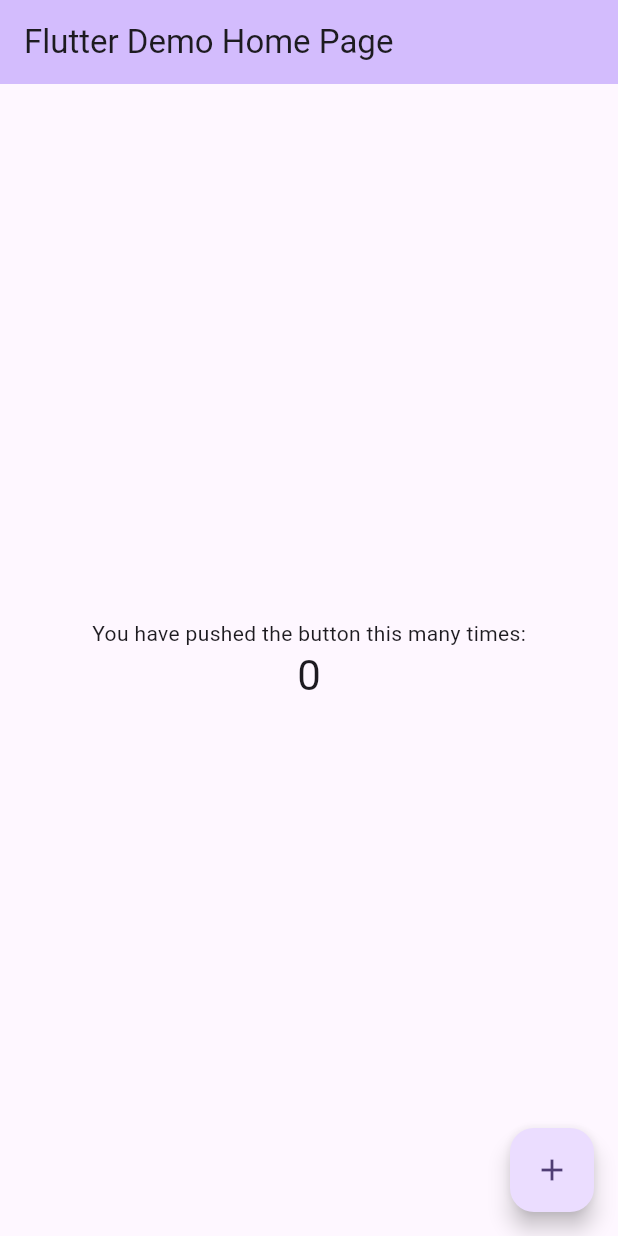
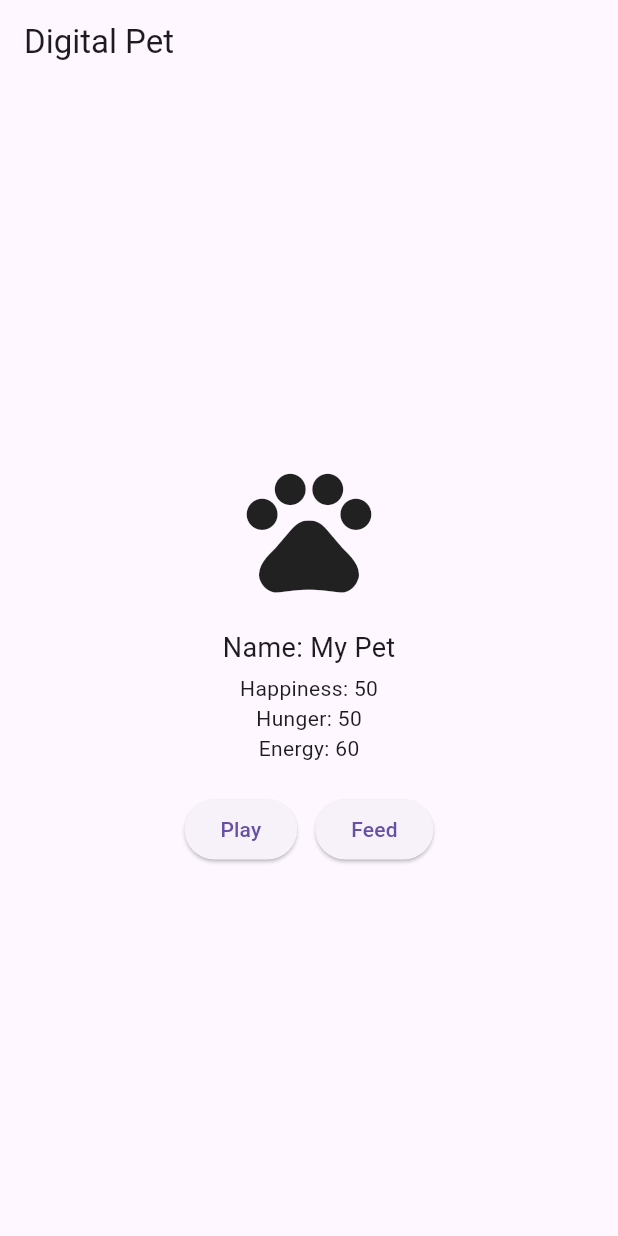
Before and after one commit to mohitkokane3900/final_digital_pet_app, a Flutter app: the screen it shows after launch, on a phone screen of 412 x 824 dp. Run offline on Flutter 3.47's test engine with Material 3 defaults, Android fonts, the phone set to English and light mode, and no system bars.

Commit message:
Add base Flutter app with stateful widget structure

```diff
--- a/lib/main.dart
+++ b/lib/main.dart
@@ -1,122 +1,63 @@
 import 'package:flutter/material.dart';
 
 void main() {
-  runApp(const MyApp());
+  runApp(const MaterialApp(home: DigitalPetApp()));
 }
 
-class MyApp extends StatelessWidget {
-  const MyApp({super.key});
-
-  // This widget is the root of your application.
+class DigitalPetApp extends StatefulWidget {
+  const DigitalPetApp({super.key});
   @override
-  Widget build(BuildContext context) {
-    return MaterialApp(
-      title: 'Flutter Demo',
-      theme: ThemeData(
-        // This is the theme of your application.
-        //
-        // TRY THIS: Try running your application with "flutter run". You'll see
-        // the application has a purple toolbar. Then, without quitting the app,
-        // try changing the seedColor in the colorScheme below to Colors.green
-        // and then invoke "hot reload" (save your changes or press the "hot
-        // reload" button in a Flutter-supported IDE, or press "r" if you used
-        // the command line to start the app).
-        //
-        // Notice that the counter didn't reset back to zero; the application
-        // state is not lost during the reload. To reset the state, use hot
-        // restart instead.
-        //
-        // This works for code too, not just values: Most code changes can be
-        // tested with just a hot reload.
-        colorScheme: ColorScheme.fromSeed(seedColor: Colors.deepPurple),
-      ),
-      home: const MyHomePage(title: 'Flutter Demo Home Page'),
-    );
-  }
+  State<DigitalPetApp> createState() => _DigitalPetAppState();
 }
 
-class MyHomePage extends StatefulWidget {
-  const MyHomePage({super.key, required this.title});
+class _DigitalPetAppState extends State<DigitalPetApp> {
+  String petName = "My Pet";
+  int happiness = 50;
+  int hunger = 50;
+  int energy = 60;
 
-  // This widget is the home page of your application. It is stateful, meaning
-  // that it has a State object (defined below) that contains fields that affect
-  // how it looks.
+  void _play() {
+    setState(() {
+      happiness = (happiness + 10).clamp(0, 100);
+      hunger = (hunger + 5).clamp(0, 100);
+      energy = (energy - 10).clamp(0, 100);
+    });
+  }
 
-  // This class is the configuration for the state. It holds the values (in this
-  // case the title) provided by the parent (in this case the App widget) and
-  // used by the build method of the State. Fields in a Widget subclass are
-  // always marked "final".
-
-  final String title;
-
-  @override
-  State<MyHomePage> createState() => _MyHomePageState();
-}
-
-class _MyHomePageState extends State<MyHomePage> {
-  int _counter = 0;
-
-  void _incrementCounter() {
+  void _feed() {
     setState(() {
-      // This call to setState tells the Flutter framework that something has
-      // changed in this State, which causes it to rerun the build method below
-      // so that the display can reflect the updated values. If we changed
-      // _counter without calling setState(), then the build method would not be
-      // called again, and so nothing would appear to happen.
-      _counter++;
+      hunger = (hunger - 10).clamp(0, 100);
+      energy = (energy + 5).clamp(0, 100);
     });
   }
 
   @override
   Widget build(BuildContext context) {
-    // This method is rerun every time setState is called, for instance as done
-    // by the _incrementCounter method above.
-    //
-    // The Flutter framework has been optimized to make rerunning build methods
-    // fast, so that you can just rebuild anything that needs updating rather
-    // than having to individually change instances of widgets.
     return Scaffold(
-      appBar: AppBar(
-        // TRY THIS: Try changing the color here to a specific color (to
-        // Colors.amber, perhaps?) and trigger a hot reload to see the AppBar
-        // change color while the other colors stay the same.
-        backgroundColor: Theme.of(context).colorScheme.inversePrimary,
-        // Here we take the value from the MyHomePage object that was created by
-        // the App.build method, and use it to set our appbar title.
-        title: Text(widget.title),
-      ),
+      appBar: AppBar(title: const Text("Digital Pet")),
       body: Center(
-        // Center is a layout widget. It takes a single child and positions it
-        // in the middle of the parent.
         child: Column(
-          // Column is also a layout widget. It takes a list of children and
-          // arranges them vertically. By default, it sizes itself to fit its
-          // children horizontally, and tries to be as tall as its parent.
-          //
-          // Column has various properties to control how it sizes itself and
-          // how it positions its children. Here we use mainAxisAlignment to
-          // center the children vertically; the main axis here is the vertical
-          // axis because Columns are vertical (the cross axis would be
-          // horizontal).
-          //
-          // TRY THIS: Invoke "debug painting" (choose the "Toggle Debug Paint"
-          // action in the IDE, or press "p" in the console), to see the
-          // wireframe for each widget.
           mainAxisAlignment: MainAxisAlignment.center,
-          children: <Widget>[
-            const Text('You have pushed the button this many times:'),
-            Text(
-              '$_counter',
-              style: Theme.of(context).textTheme.headlineMedium,
+          children: [
+            const Icon(Icons.pets, size: 100),
+            const SizedBox(height: 16),
+            Text("Name: $petName", style: const TextStyle(fontSize: 18)),
+            const SizedBox(height: 4),
+            Text("Happiness: $happiness"),
+            Text("Hunger: $hunger"),
+            Text("Energy: $energy"),
+            const SizedBox(height: 20),
+            Row(
+              mainAxisAlignment: MainAxisAlignment.center,
+              children: [
+                ElevatedButton(onPressed: _play, child: const Text("Play")),
+                const SizedBox(width: 12),
+                ElevatedButton(onPressed: _feed, child: const Text("Feed")),
+              ],
             ),
           ],
         ),
       ),
-      floatingActionButton: FloatingActionButton(
-        onPressed: _incrementCounter,
-        tooltip: 'Increment',
-        child: const Icon(Icons.add),
-      ), // This trailing comma makes auto-formatting nicer for build methods.
     );
   }
 }
```
